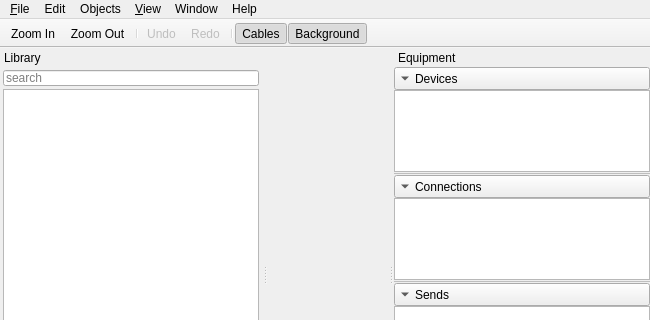
Above: mainwindow.ui from uliss/patch_scene before the change; both pictures show x 0 to 650 and y 0 to 320 of the 650 by 500 pixel window. Below: the same form after it.
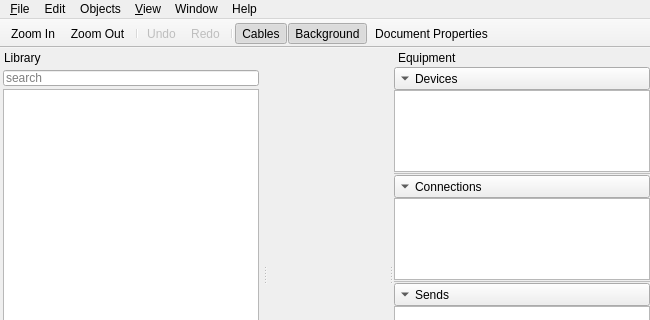
That is the form after the change. Icons and pictures are not drawn.

Commit message: document dialog stub added

Diff of the .ui file:
```diff
--- a/mainwindow.ui
+++ b/mainwindow.ui
@@ -74,6 +74,7 @@
    <addaction name="separator"/>
    <addaction name="actionShowCables"/>
    <addaction name="actionShowBackground"/>
+   <addaction name="actionDocumentProperties"/>
   </widget>
   <widget class="QMenuBar" name="menuBar">
    <property name="geometry">
@@ -661,6 +662,15 @@
     <string>show/hide background</string>
    </property>
   </action>
+  <action name="actionDocumentProperties">
+   <property name="icon">
+    <iconset resource="resources/patch_scene_resources.qrc">
+     <normaloff>:/icons/settings.svg</normaloff>:/icons/settings.svg</iconset>
+   </property>
+   <property name="text">
+    <string>Document Properties</string>
+   </property>
+  </action>
  </widget>
  <resources>
   <include location="resources/patch_scene_resources.qrc"/>
```
Left out of the diff: 3 changed lines with no effect on the pictures. The commit also changes 8 other files.
